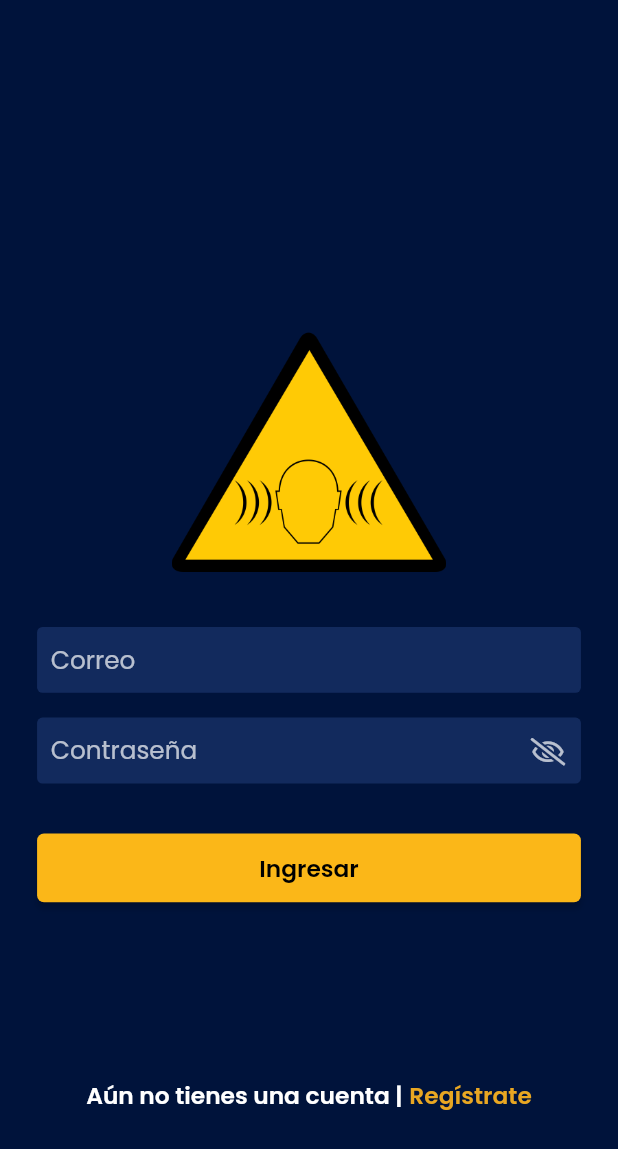
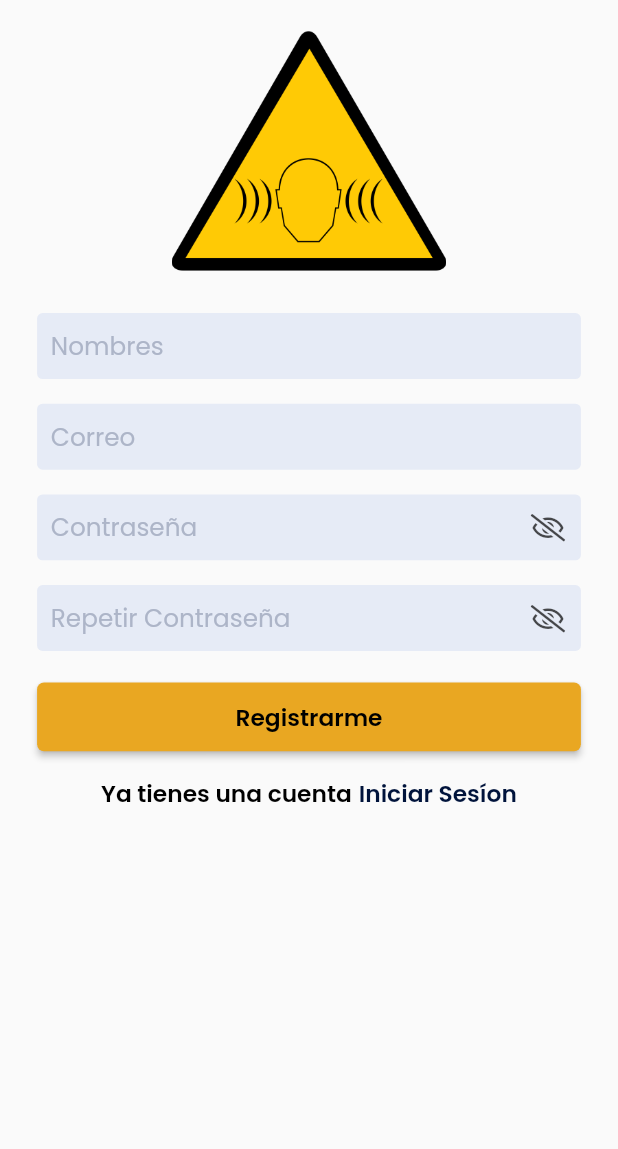
Before and after one commit to carlosveloper/sonometro, a Flutter app: the screen it shows after launch, after a tap on "Regístrate", on a phone screen of 412 x 824 dp. Shown: the top 1149 px of the screen. Run offline on Flutter 3.47's test engine with Material 2 defaults, Android fonts, the phone set to English and light mode, and no system bars; drawn by our look-alikes of oktoast; our stand-ins replace cloud_firestore, firebase_auth, firebase_core, flutter_riverpod, font_awesome_flutter, google_fonts and 2 more; accounts and stored records are empty.

Commit message:
Registro

```diff
--- a/lib/config/route_generator.dart
+++ b/lib/config/route_generator.dart
@@ -1,6 +1,7 @@
 import 'package:flutter/material.dart';
 import 'package:miapp/presentation/home/home.dart';
 import 'package:miapp/presentation/login/login.dart';
+import 'package:miapp/presentation/register/registro.dart';
 
 class RouteGenerator {
   static Route<dynamic> generateRoute(RouteSettings settings) {
@@ -15,6 +16,10 @@ class RouteGenerator {
       case HomePage.namePage:
         return MaterialPageRoute(
             builder: (_) => const HomePage(), settings: settings);
+
+      case RegistroPage.namePage:
+        return MaterialPageRoute(
+            builder: (_) => RegistroPage(), settings: settings);
 
       default:
         // If there is no such named route in the switch statement, e.g. /third
--- /dev/null
+++ b/lib/model/user.dart
@@ -0,0 +1,29 @@
+import 'dart:convert';
+
+class Usuario {
+  final String email;
+  final String nombres;
+  Usuario({
+    required this.email,
+    required this.nombres,
+  });
+
+  Map<String, dynamic> toMap() {
+    return {
+      'email': email,
+      'nombres': nombres,
+    };
+  }
+
+  factory Usuario.fromMap(Map<String, dynamic> map) {
+    return Usuario(
+      email: map['email'] ?? '',
+      nombres: map['nombres'] ?? '',
+    );
+  }
+
+  String toJson() => json.encode(toMap());
+
+  factory Usuario.fromJson(String source) =>
+      Usuario.fromMap(json.decode(source));
+}
--- /dev/null
+++ b/lib/presentation/commons/button/spacing_vertical.dart
@@ -0,0 +1,30 @@
+import 'package:flutter/material.dart';
+
+class SpacingVerticalStream extends StatelessWidget {
+  final Stream<dynamic> stream;
+  final double errorVertical;
+  final double spacingVertical;
+
+  const SpacingVerticalStream({
+    Key? key,
+    required this.stream,
+    this.errorVertical = 0.010,
+    this.spacingVertical = 0.02,
+  }) : super(key: key);
+
+  @override
+  Widget build(BuildContext context) {
+    var size = MediaQuery.of(context).size;
+
+    return StreamBuilder(
+      stream: stream,
+      builder: (_, snapshot) {
+        if (snapshot.error != null) {
+          return SizedBox(height: size.height * errorVertical);
+        }
+
+        return SizedBox(height: size.height * spacingVertical);
+      },
+    );
+  }
+}
--- a/lib/presentation/login/login.dart
+++ b/lib/presentation/login/login.dart
@@ -12,6 +12,7 @@ import 'package:miapp/presentation/commons/button/button_send.dart';
 import 'package:miapp/presentation/commons/button/input_label.dart';
 import 'package:miapp/presentation/commons/button/input_password.dart';
 import 'package:miapp/presentation/commons/label_go_login.dart';
+import 'package:miapp/presentation/register/registro.dart';
 import 'package:miapp/state/provider/login_provider.dart';
 
 class LoginPage extends ConsumerWidget {
@@ -146,7 +147,7 @@ class LoginPage extends ConsumerWidget {
       colorLabelIr: AppColors.secondColor,
       onPressed: () {
         FocusScope.of(context).requestFocus(FocusNode());
-        //RegisterPage.goRegisterPage(context);
+        RegistroPage.goRegistroPage(context);
       },
     );
   }
--- /dev/null
+++ b/lib/presentation/register/registro.dart
@@ -0,0 +1,177 @@
+import 'dart:io' show Platform;
+import 'package:flutter/material.dart';
+import 'package:flutter_riverpod/flutter_riverpod.dart';
+import 'package:miapp/config/colors.dart';
+import 'package:miapp/core/utils/dialogs.dart';
+import 'package:miapp/core/utils/extensions.dart';
+import 'package:miapp/presentation/commons/button/button_send.dart';
+import 'package:miapp/presentation/commons/button/input_button_stream.dart';
+import 'package:miapp/presentation/commons/button/input_label.dart';
+import 'package:miapp/presentation/commons/button/input_label_stream.dart';
+import 'package:miapp/presentation/commons/button/input_password.dart';
+import 'package:miapp/presentation/commons/button/input_password_stream.dart';
+import 'package:miapp/presentation/commons/button/spacing_vertical.dart';
+import 'package:miapp/presentation/commons/label_go_login.dart';
+import 'package:miapp/presentation/login/login.dart';
+import 'package:miapp/state/provider/login_provider.dart';
+import 'package:miapp/state/provider/registro_provider.dart';
+
+class RegistroPage extends ConsumerWidget {
+  RegistroPage({Key? key}) : super(key: key);
+
+  final registroChangeNotifierProvider =
+      ChangeNotifierProvider.autoDispose<RegistroProvider>((ref) {
+    return RegistroProvider();
+  });
+
+  static const String namePage = '/Registro';
+
+  static void goRegistroPage(BuildContext context) {
+    Navigator.of(context).pushNamed(
+      namePage,
+    );
+  }
+
+  @override
+  Widget build(BuildContext context, ref) {
+    var size = MediaQuery.of(context).size;
+
+    return Scaffold(
+      body: SafeArea(
+        child: Consumer(builder: (context, watch, child) {
+          var registerProvider = ref.watch(registroChangeNotifierProvider);
+          registerProvider.contextRegistro = context;
+
+          return SizedBox(
+            height: size.height,
+            child: Container(
+              height: size.height,
+              padding: EdgeInsets.symmetric(
+                  horizontal: size.width * 0.06, vertical: 10),
+              child: ListView(
+                children: [
+                  SizedBox(
+                    height: 200,
+                    child: Hero(
+                      tag: 'logoHero',
+                      child: Image.asset(
+                        'assets/images/logo.png',
+                      ),
+                    ),
+                  ),
+                  SizedBox(height: size.height * 0.02),
+                  inputName(registerProvider),
+                  SpacingVerticalStream(
+                      stream: registerProvider.blocRegister.nombresStream),
+                  inputEmail(registerProvider),
+                  SpacingVerticalStream(
+                      stream: registerProvider.blocRegister.emailStream),
+                  password(registerProvider),
+                  SpacingVerticalStream(
+                      stream: registerProvider.blocRegister.passwordStream),
+                  rePassword(registerProvider),
+                  SpacingVerticalStream(
+                      stream: registerProvider.blocRegister.repasswordStream),
+                  buttonRequest(context, registerProvider),
+                  SizedBox(height: size.height * 0.02),
+                  Center(child: goLogin(context))
+                ],
+              ),
+            ),
+          );
+        }),
+      ),
+    );
+  }
+
+  Widget inputName(RegistroProvider registerProvider) {
+    return InputLabelStream(
+      hintText: 'Nombres',
+      onChanged: registerProvider.blocRegister.changeNombres,
+      stream: registerProvider.blocRegister.nombresStream,
+      colorlabel: AppColors.backgroundAzulCajaTexto,
+      colorText: AppColors.textoGeneral,
+      colorPlaceHolder: AppColors.placeholderSecondary,
+      activateValidation: true,
+    );
+  }
+
+  Widget inputLastName(RegistroProvider registerProvider) {
+    return InputLabelStream(
+      hintText: 'Apellidos',
+      onChanged: registerProvider.blocRegister.changeApellidos,
+      stream: registerProvider.blocRegister.apellidosStream,
+      colorlabel: AppColors.backgroundAzulCajaTexto,
+      colorText: AppColors.textoGeneral,
+      colorPlaceHolder: AppColors.placeholderSecondary,
+      activateValidation: true,
+    );
+  }
+
+  Widget inputEmail(RegistroProvider registerProvider) {
+    return InputLabelStream(
+      hintText: 'Correo',
+      onChanged: registerProvider.blocRegister.changeEmail,
+      stream: registerProvider.blocRegister.emailStream,
+      colorlabel: AppColors.backgroundAzulCajaTexto,
+      colorText: AppColors.textoGeneral,
+      keyboardType: TextInputType.emailAddress,
+      colorPlaceHolder: AppColors.placeholderSecondary,
+      activateValidation: true,
+    );
+  }
+
+  Widget password(RegistroProvider registerProvider) {
+    return InputPasswordStream(
+      hintText: 'Contraseña',
+      onChanged: registerProvider.blocRegister.changePassword,
+      stream: registerProvider.blocRegister.passwordStream,
+      colorlabel: AppColors.backgroundAzulCajaTexto,
+      colorText: AppColors.textoGeneral,
+      colorPlaceHolder: AppColors.placeholderSecondary,
+      activateValidation: true,
+      colorIconEye: AppColors.textoGeneral,
+    );
+  }
+
+  Widget rePassword(RegistroProvider registerProvider) {
+    return InputPasswordStream(
+      hintText: 'Repetir Contraseña',
+      onChanged: registerProvider.blocRegister.changeRePassword,
+      stream: registerProvider.blocRegister.repasswordStream,
+      colorlabel: AppColors.backgroundAzulCajaTexto,
+      colorText: AppColors.textoGeneral,
+      colorPlaceHolder: AppColors.placeholderSecondary,
+      activateValidation: true,
+      colorIconEye: AppColors.textoGeneral,
+    );
+  }
+
+  Widget buttonRequest(context, RegistroProvider registerProvider) {
+    return InputButtonStream(
+      textLabel: 'Registrarme',
+      onPressed: (snapshot) async {
+        FocusScopeNode currentFocus = FocusScope.of(context);
+        if (!currentFocus.hasPrimaryFocus) {
+          currentFocus.unfocus();
+        }
+        if (snapshot.hasData) {
+          registerProvider.registroAuthFirebase();
+        } else {
+          Snack.showInSnackBar(context, 'Todos los campos son requeridos');
+        }
+      },
+      stream: registerProvider.blocRegister.formValidStream,
+    );
+  }
+
+  Widget goLogin(context) {
+    return LabelGoPage(
+      labelPrincipal: 'Ya tienes una cuenta',
+      labelIr: 'Iniciar Sesíon',
+      onPressed: () {
+        LoginPage.goLoginPage(context);
+      },
+    );
+  }
+}
--- /dev/null
+++ b/lib/state/bloc/register_user_bloc.dart
@@ -0,0 +1,157 @@
+import 'package:miapp/core/utils/validators.dart';
+import 'package:rxdart/rxdart.dart';
+
+class RegisterUseBloc with Validators {
+  final _nombresController = BehaviorSubject<String>();
+  final _apellidosController = BehaviorSubject<String>();
+  final _telefonoController = BehaviorSubject<String>();
+  final _direccionController = BehaviorSubject<String>();
+  final _emailController = BehaviorSubject<String>();
+  final _passwordController = BehaviorSubject<String>();
+  final _repasswordController = BehaviorSubject<String>();
+  final _passwordActualController = BehaviorSubject<String>();
+
+  final _codigoInvitacionController = BehaviorSubject<String>();
+
+  ///Data Comercial
+  final _nombreComercialController = BehaviorSubject<String>();
+  final _cedulaController = BehaviorSubject<String>();
+  final _categoriaController = BehaviorSubject<String>();
+  final _pinRecoveryController = BehaviorSubject<String>();
+
+  String? ultimoContenido;
+
+  // Recuperar los datos del Stream
+
+  Stream<String> get emailStream =>
+      _emailController.stream.transform(validarEmail);
+
+  Stream<String> get nombresStream =>
+      _nombresController.stream.transform(validarNombres);
+  Stream<String> get apellidosStream =>
+      _apellidosController.stream.transform(validarApellidos);
+
+  Stream<String> get telefonoStream =>
+      _telefonoController.transform(validarTelefono);
+
+  Stream<String> get codigoInvitacionStream =>
+      _codigoInvitacionController.stream;
+
+  Stream<String> get passwordActualStream =>
+      _passwordActualController.stream.transform(validarPassword);
+
+  Stream<bool> get formValidStream => CombineLatestStream.combine4(
+      nombresStream,
+      emailStream,
+      passwordStream,
+      repasswordStream,
+      (n, a, p, r) => true);
+
+  Stream<bool> get formValidEditClientStream => CombineLatestStream.combine2(
+      nombresStream,
+      apellidosStream,
+      (
+        n,
+        a,
+      ) =>
+          true);
+
+  Stream<bool> get formValidPasswordStream => CombineLatestStream.combine2(
+      passwordStream,
+      repasswordStream,
+      (
+        n,
+        a,
+      ) =>
+          true);
+
+  Stream<bool> get formValidPasswordChangeStream =>
+      CombineLatestStream.combine3(
+          passwordStream,
+          repasswordStream,
+          _passwordActualController,
+          (
+            p,
+            r,
+            a,
+          ) =>
+              true);
+
+  Stream<bool> get formValidRepassword => CombineLatestStream.combine2(
+      _passwordController, _repasswordController, (p, r) => true);
+
+  Stream<String> get passwordStream => _passwordController.stream
+          .transform(validarPassword)
+          .doOnData((notification) {
+        if (ultimoContenido != null) {
+          changeRePassword(ultimoContenido!);
+        }
+      });
+
+  Stream<String> get repasswordStream =>
+      _repasswordController.stream.transform(validarPassword).doOnData((data) {
+        ultimoContenido = data;
+        if (0 != _passwordController.value.compareTo(data)) {
+          _repasswordController.addError('Contraseñas no coinciden');
+        }
+      });
+
+  // Insertar valores al Stream
+  Function(String) get changeEmail => _emailController.sink.add;
+
+  Function(String) get changeNombres => _nombresController.sink.add;
+  Function(String) get changeApellidos => _apellidosController.sink.add;
+  Function(String) get changeTelefono => _telefonoController.sink.add;
+  Function(String) get changeCedula => _cedulaController.sink.add;
+  Function(String) get changeDireccion => _direccionController.sink.add;
+  Function(String) get changePassword => _passwordController.sink.add;
+  Function(String) get changePasswordActual =>
+      _passwordActualController.sink.add;
+
+  Function(String) get changeRePassword => _repasswordController.sink.add;
+  Function(String) get changenombreComercial =>
+      _nombreComercialController.sink.add;
+
+  Function(String) get changeCategoria => _categoriaController.sink.add;
+
+  Function(String) get changeCodigoInvitacion =>
+      _codigoInvitacionController.sink.add;
+  Function(String) get changePin => _pinRecoveryController.sink.add;
+
+  // Obtener el último valor ingresado a los streams
+  String? get email => _emailController.valueOrNull;
+  String? get nombres => _nombresController.valueOrNull;
+  String? get apellidos => _apellidosController.valueOrNull;
+  String? get telefono => _telefonoController.valueOrNull;
+  String? get cedula => _cedulaController.valueOrNull;
+  String? get direccion => _direccionController.valueOrNull;
+  String? get password => _passwordController.valueOrNull;
+  String? get repassword => _repasswordController.valueOrNull;
+  String? get passwordActual => _passwordActualController.valueOrNull;
+
+  String? get nombreComercial => _nombreComercialController.valueOrNull;
+  String? get categoria => _categoriaController.valueOrNull;
+
+  String? get codigoInvitacion => _codigoInvitacionController.valueOrNull;
+
+  Stream<bool> get isValidPin => Rx.combineLatest2(
+      _pinRecoveryController, _pinRecoveryController, (a, b) => true);
+
+  String? get pin => _pinRecoveryController.valueOrNull;
+
+  void dispose() {
+    _emailController.close();
+    _nombresController.close();
+    _apellidosController.close();
+    _telefonoController.close();
+    _cedulaController.close();
+    _direccionController.close();
+    _passwordController.close();
+    _repasswordController.close();
+    _nombreComercialController.close();
+    _categoriaController.close();
+    _codigoInvitacionController.close();
+    _pinRecoveryController.close();
+    _passwordActualController.close();
+  }
+}
```
Also changed, not shown: lib/core/utils/validators.dart (added, +125 -0 lines), lib/state/provider/registro_provider.dart (added, +44 -0 lines).
